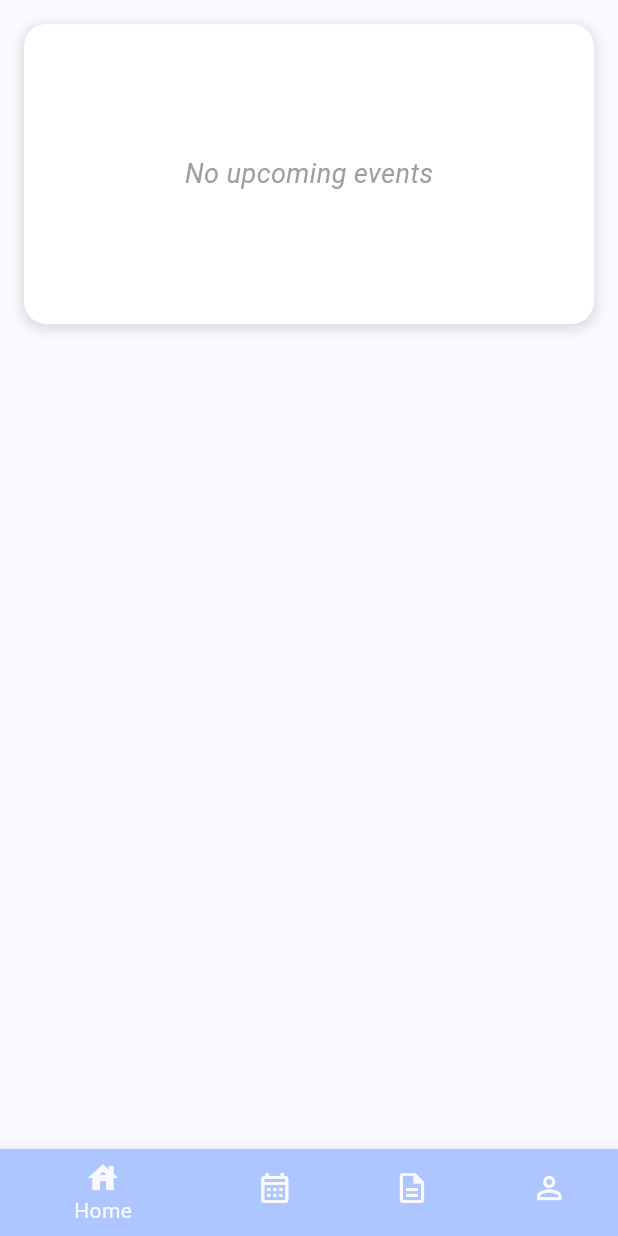
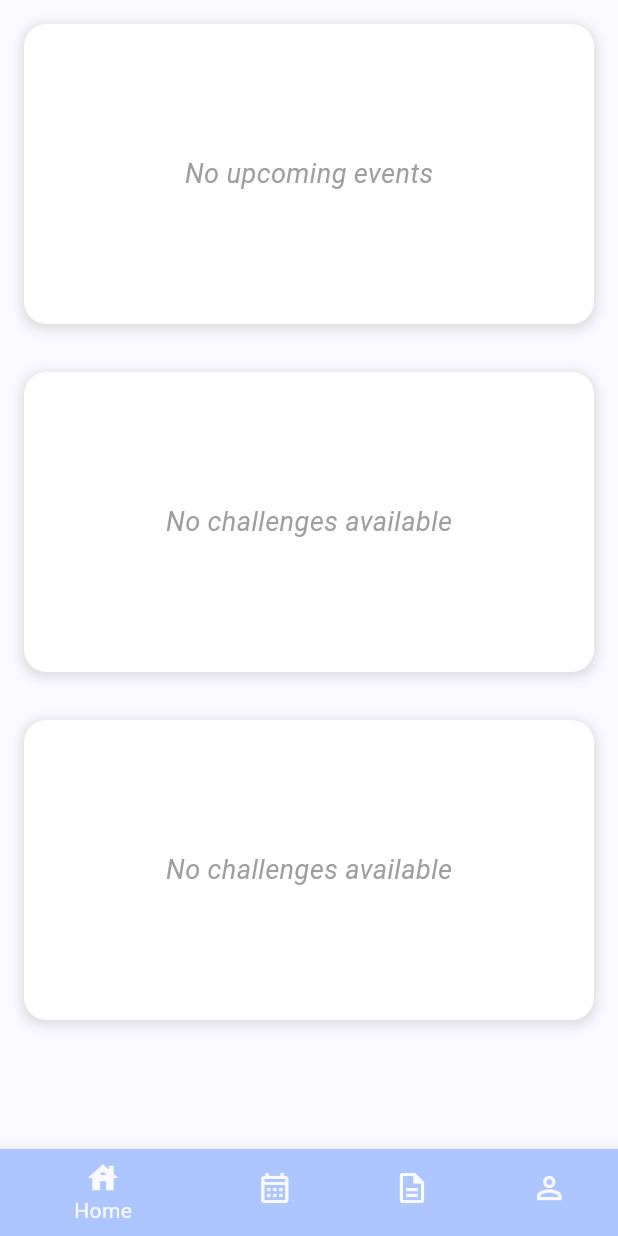
Before and after one commit to eric-lm/socialize_muc, a Flutter app: the screen it shows once a user with an empty profile is signed in, on a phone screen of 412 x 824 dp. Run offline on Flutter 3.47's test engine with Material 3 defaults, Android fonts, the phone set to English and light mode, and no system bars; our stand-ins replace cloud_firestore, firebase_auth, firebase_core; missing offline and left inert: firebase_ui_auth, firebase_ui_oauth_google; accounts and stored records are empty.

Commit message:
add preview_card and homepage adjustments

```diff
--- a/lib/models/event.dart
+++ b/lib/models/event.dart
@@ -4,7 +4,7 @@ class Event {
   final String id;
   final String title;
   final DateTime time;
-  final GeoPoint place;
+  final String place;
   final DocumentReference organizer;
   final int numParticipants;
   final int minNumParticipants;
--- a/lib/pages/homepage.dart
+++ b/lib/pages/homepage.dart
@@ -3,7 +3,7 @@ import 'package:cloud_firestore/cloud_firestore.dart';
 import 'package:socialize/models/challenge.dart';
 import 'package:socialize/models/event.dart';
 import 'package:socialize/widgets/event_preview_card.dart';
-import 'package:socialize/models/event.dart';
+import 'package:socialize/widgets/challenge_preview_card.dart';
 
 class HomePage extends StatefulWidget {
   HomePage({super.key, required this.events, required this.challenges});
@@ -47,8 +47,26 @@ class _HomePageState extends State<HomePage> {
                   padding: const EdgeInsets.all(16.0),
                   child: EventPreviewCard(
                     events: widget.events,
-                    width: constraints.maxWidth, // 90% of screen width
-                    height: 200, // Fixed height
+                    width: constraints.maxWidth,
+                    height: 200,
+                  ),
+                ),
+                Padding(
+                  padding: const EdgeInsets.all(16.0),
+                  child: ChallengePreviewCard(
+                    challenges: widget.challenges,
+                    width: constraints.maxWidth,
+                    height: 200,
+                    progressTrue: true,
+                  ),
+                ),
+                Padding(
+                  padding: const EdgeInsets.all(16.0),
+                  child: ChallengePreviewCard(
+                    challenges: widget.challenges,
+                    width: constraints.maxWidth,
+                    height: 200,
+                    progressTrue: false,
                   ),
                 ),
                 // Add other widgets here
--- /dev/null
+++ b/lib/widgets/challenge_preview_card.dart
@@ -0,0 +1,103 @@
+import 'package:flutter/material.dart';
+import 'package:socialize/models/challenge.dart';
+import 'preview_card.dart';
+import 'package:socialize/pages/progress_challenges_page.dart';
+import 'package:socialize/pages/reoccuring_challenges_page.dart';
+
+class ChallengePreviewCard extends StatelessWidget {
+  final List<Challenge> challenges;
+  final double width;
+  final double height;
+  final bool progressTrue;
+
+  const ChallengePreviewCard({
+    Key? key,
+    required this.challenges,
+    required this.width,
+    required this.height,
+    required this.progressTrue,
+  }) : super(key: key);
+
+  List<Challenge> getFilteredChallenges() {
+    return challenges.where((challenge) {
+      if (progressTrue) {
+        return challenge.type == Type.PROGRESS;
+      } else {
+        return challenge.type != Type.PROGRESS;
+      }
+    }).toList();
+  }
+
+  Challenge? getNextChallenge() {
+    final filteredChallenges = getFilteredChallenges();
+    if (filteredChallenges.isEmpty) return null;
+    return filteredChallenges.first;
+  }
+
+  @override
+  Widget build(BuildContext context) {
+    final nextChallenge = getNextChallenge();
+    final destinationPage = progressTrue
+        ? ProgressChallengesPage(challenges: getFilteredChallenges())
+        : ReoccurringChallengesPage(challenges: getFilteredChallenges());
+
+    return PreviewCard(
+      width: width,
+      height: height,
+      destinationPage: destinationPage,
+      child: Padding(
+        padding: const EdgeInsets.all(16.0),
+        child: nextChallenge != null
+            ? Column(
+                crossAxisAlignment: CrossAxisAlignment.start,
+                children: [
+                  Text(
+                    'Next Challenge',
+                    style: TextStyle(
+                      color: Colors.grey[600],
+                      fontSize: 14,
+                    ),
+                  ),
+                  const SizedBox(height: 8),
+                  Text(
+                    nextChallenge.title,
+                    style: const TextStyle(
+                      fontSize: 24,
+                      fontWeight: FontWeight.bold,
+                    ),
+                    maxLines: 1,
+                    overflow: TextOverflow.ellipsis,
+                  ),
+                  const SizedBox(height: 12),
+                  Text(
+                    nextChallenge.text,
+                    style: const TextStyle(fontSize: 16),
+                    maxLines: 2,
+                    overflow: TextOverflow.ellipsis,
+                  ),
+                  const Spacer(),
+                  Text(
+                    'Max Progress: ${nextChallenge.maxProgress}',
+                    style: TextStyle(color: Colors.grey[600]),
+                  ),
+                  const SizedBox(height: 16),
+                  Text(
+                    'Type: ${nextChallenge.type.name}',
+                    style: TextStyle(color: Colors.grey[600]),
+                  ),
+                ],
+              )
+            : const Center(
+                child: Text(
+                  'No challenges available',
+                  style: TextStyle(
+                    fontSize: 18,
+                    fontStyle: FontStyle.italic,
+                    color: Colors.grey,
+                  ),
+                ),
+              ),
+      ),
+    );
+  }
+}
--- a/pubspec.yaml
+++ b/pubspec.yaml
@@ -41,6 +41,7 @@ dependencies:
   google_sign_in: ^6.2.2
   firebase_ui_oauth_google: ^1.4.0
   cloud_firestore: ^5.5.0
+  go_router: ^14.6.1
 
 dev_dependencies:
   flutter_test:
```
Also changed, not shown: lib/scripts/add_dummy_data.dart (added, +93 -0 lines), lib/widgets/challenge_preview.dart (deleted, +0 -14 lines), pubspec.lock.
